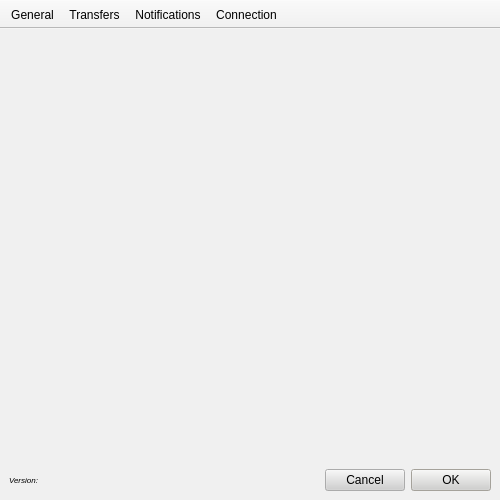
rebeccaskinner/The-Mixologist, file MixologistGui/gui/Preferences/PreferencesWindow.ui: the form before one commit.
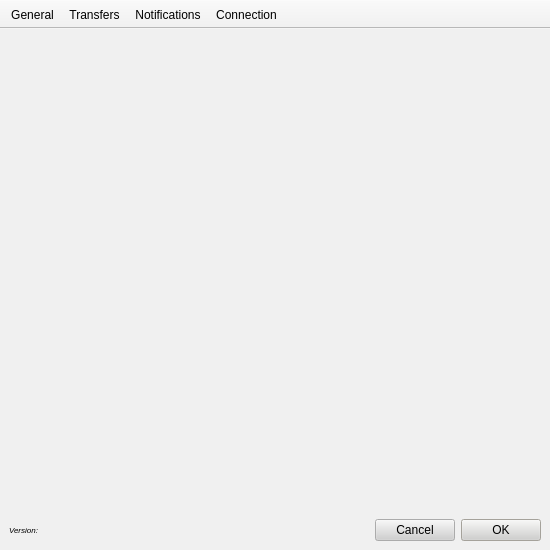
The form after the commit. Icons and pictures are not drawn.

The edit to the form file:
```diff
--- a/MixologistGui/gui/Preferences/PreferencesWindow.ui
+++ b/MixologistGui/gui/Preferences/PreferencesWindow.ui
@@ -12,14 +12,14 @@
   </property>
   <property name="minimumSize">
    <size>
-    <width>500</width>
-    <height>500</height>
+    <width>550</width>
+    <height>550</height>
    </size>
   </property>
   <property name="maximumSize">
    <size>
-    <width>500</width>
-    <height>500</height>
+    <width>550</width>
+    <height>550</height>
    </size>
   </property>
   <property name="palette">
```
